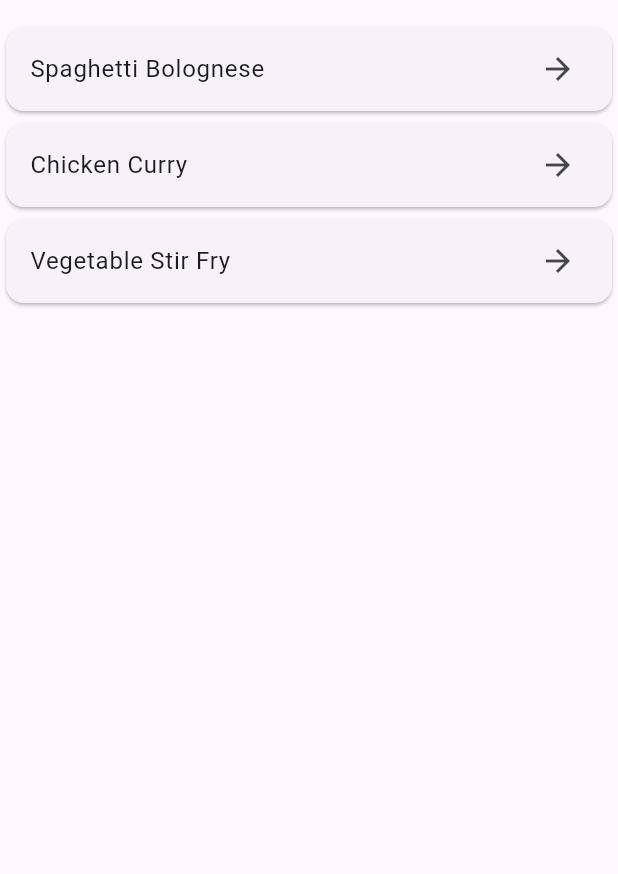
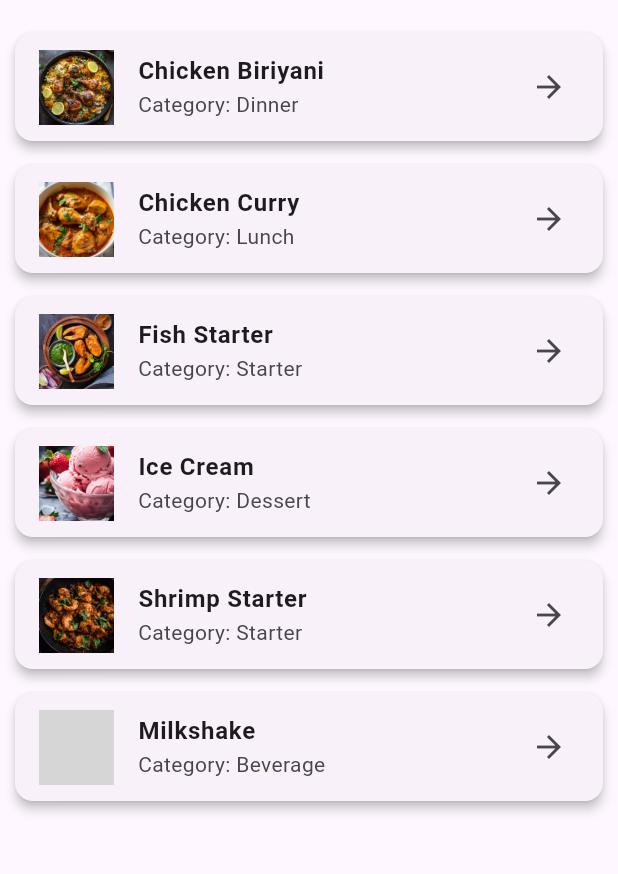
Before and after one commit to charan4112/Recipe_book-, a Flutter app: the HomeScreen screen opened directly, on a phone screen of 412 x 824 dp, the part 63-937 px from its top. Run offline on Flutter 3.47's test engine with Material 3 defaults, Android fonts, the phone set to English and light mode, and no system bars; grey boxes are pictures that could not be loaded.

Commit message:
Updated HomeScreen with recipe images and categories

```diff
--- a/lib/home_screen.dart
+++ b/lib/home_screen.dart
@@ -1,26 +1,56 @@
 import 'package:flutter/material.dart';
-import 'details_screen.dart'; // Import the DetailsScreen
+import 'details_screen.dart';
 
-class HomeScreen extends StatelessWidget {
-  final List<Map<String, String>> recipes = [
+class HomeScreen extends StatefulWidget {
+  const HomeScreen({super.key});
+
+  @override
+  _HomeScreenState createState() => _HomeScreenState();
+}
+
+class _HomeScreenState extends State<HomeScreen> {
+  final List<Map<String, dynamic>> recipes = [
     {
-      "title": "Spaghetti Bolognese",
-      "ingredients": "Pasta, Ground Beef, Tomato Sauce, Garlic, Onion, Spices",
-      "instructions":
-          "1. Cook pasta.\n2. Prepare sauce with ground beef and tomatoes.\n3. Mix and serve."
+      "title": "Chicken Biriyani",
+      "ingredients": "Chicken, Basmati Rice, Spices, Saffron, Yogurt",
+      "instructions": "1. Marinate chicken.\n2. Cook rice separately.\n3. Layer and slow cook.",
+      "category": "Dinner",
+      "image": "assets/Chicken_Biriyani.JPG"
     },
     {
       "title": "Chicken Curry",
-      "ingredients":
-          "Chicken, Curry Powder, Coconut Milk, Onion, Garlic, Ginger",
-      "instructions":
-          "1. Sauté onion, garlic, and ginger.\n2. Add chicken and curry powder.\n3. Pour in coconut milk and simmer."
+      "ingredients": "Chicken, Curry Powder, Coconut Milk, Onion, Garlic, Ginger",
+      "instructions": "1. Sauté onion, garlic, and ginger.\n2. Add chicken and curry powder.\n3. Pour in coconut milk and simmer.",
+      "category": "Lunch",
+      "image": "assets/Chicken_Curry.JPG"
     },
     {
-      "title": "Vegetable Stir Fry",
-      "ingredients": "Broccoli, Carrot, Bell Pepper, Soy Sauce, Garlic, Tofu",
-      "instructions":
-          "1. Sauté vegetables with garlic.\n2. Add tofu and soy sauce.\n3. Cook for 5 minutes and serve."
+      "title": "Fish Starter",
+      "ingredients": "Fish, Turmeric, Garlic, Lemon, Spices",
+      "instructions": "1. Marinate fish.\n2. Shallow fry until golden brown.\n3. Serve with mint chutney.",
+      "category": "Starter",
+      "image": "assets/Fish_Starter.JPG"
+    },
+    {
+      "title": "Ice Cream",
+      "ingredients": "Milk, Cream, Sugar, Strawberries, Vanilla",
+      "instructions": "1. Mix ingredients.\n2. Freeze until firm.\n3. Serve with toppings.",
+      "category": "Dessert",
+      "image": "assets/Icecream.JPG"
+    },
+    {
+      "title": "Shrimp Starter",
+      "ingredients": "Shrimp, Chili Powder, Garlic, Lemon, Butter",
+      "instructions": "1. Sauté shrimp in garlic butter.\n2. Sprinkle chili powder.\n3. Garnish with coriander.",
+      "category": "Starter",
+      "image": "assets/Shrimp_Starter.JPG"
+    },
+    {
+      "title": "Milkshake",
+      "ingredients": "Milk, Ice Cream, Chocolate, Whipped Cream, Banana",
+      "instructions": "1. Blend all ingredients.\n2. Pour into glass.\n3. Top with whipped cream and cherries.",
+      "category": "Beverage",
+      "image": "assets/Milkshake.JPG"
     }
   ];
 
@@ -32,8 +62,20 @@ class HomeScreen extends StatelessWidget {
         itemCount: recipes.length,
         itemBuilder: (context, index) {
           return Card(
+            elevation: 3,
+            margin: EdgeInsets.symmetric(vertical: 8, horizontal: 10),
             child: ListTile(
-              title: Text(recipes[index]["title"]!),
+              leading: Image.asset(
+                recipes[index]["image"]!,
+                width: 50,
+                height: 50,
+                fit: BoxFit.cover,
+              ),
+              title: Text(
+                recipes[index]["title"]!,
+                style: TextStyle(fontWeight: FontWeight.bold),
+              ),
+              subtitle: Text("Category: ${recipes[index]["category"]}"),
               trailing: Icon(Icons.arrow_forward),
               onTap: () {
                 Navigator.push(
```
Also changed, not shown: assets/Chicken_Biriyani.JPG (added), assets/Chicken_Curry.JPG (added), assets/Fish_Starter.JPG (added), assets/Icecream.JPG (added), assets/Milkshake .JPG (added), assets/Shrimp_Starter.JPG (added).
